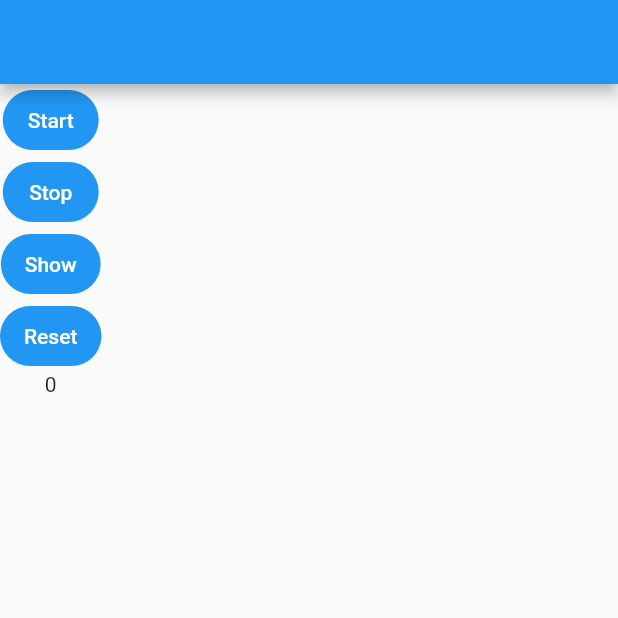
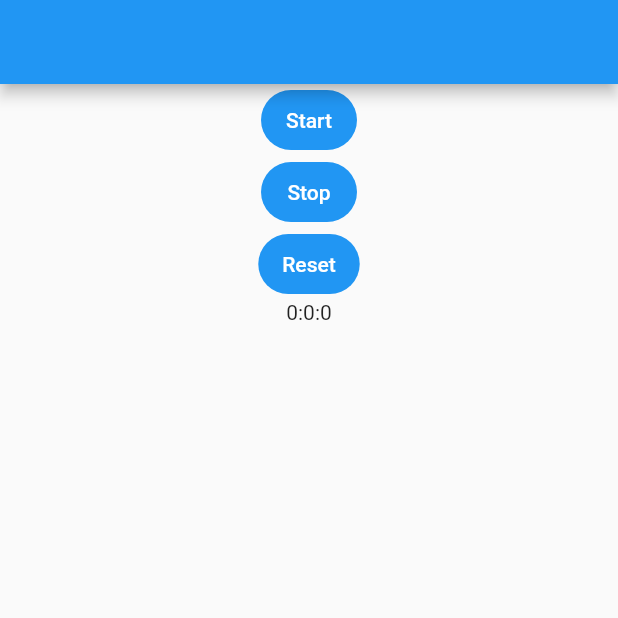
Before and after one commit to kondayutarou/StopWatch, a Flutter app: the screen it shows after launch, after a tap on "Reset", on a phone screen of 412 x 824 dp, the top half of it. Run offline on Flutter 3.47's test engine with Material 2 defaults, Android fonts, the phone set to English and light mode, and no system bars; our stand-ins replace stop_watch_timer.

Commit message:
Show hour, minute, and second

```diff
--- a/lib/view/HomeView.dart
+++ b/lib/view/HomeView.dart
@@ -47,12 +47,18 @@ class MyAppState extends State<MyApp> {
               _stopWatchTimer.stop();
             }, child: Text("Stop")),
             FilledButton(onPressed: () {
-              print(_stopWatchTimer.elapsedMilliseconds);
-            }, child: Text("Show")),
-            FilledButton(onPressed: () {
               _stopWatchTimer.reset();
             }, child: Text("Reset")),
-            Text(_stopWatchTimer.elapsed.inSeconds.toString()),
+            Row(
+              mainAxisAlignment: MainAxisAlignment.center,
+              children: [
+                Text(_stopWatchTimer.elapsed.inHours.toString()),
+                Text(":"),
+                Text(_stopWatchTimer.elapsed.inMinutes.toString()),
+                Text(":"),
+                Text(_stopWatchTimer.elapsed.inSeconds.toString()),
+              ],
+            )
           ],
         ),
       ),
```
